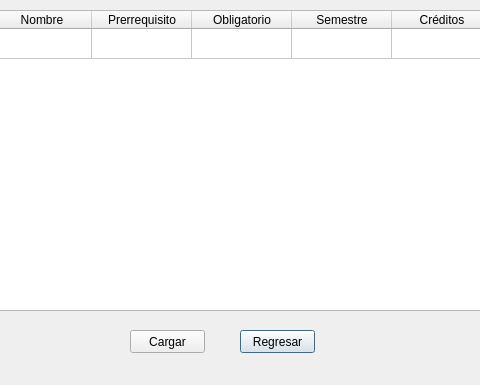
Before: the Qt Designer form listaCursos.ui in rubenralda/LFP_Practica1, drawn with Qt 5; both pictures show x 130 to 610 and y 0 to 385 of the 737 by 385 pixel window.
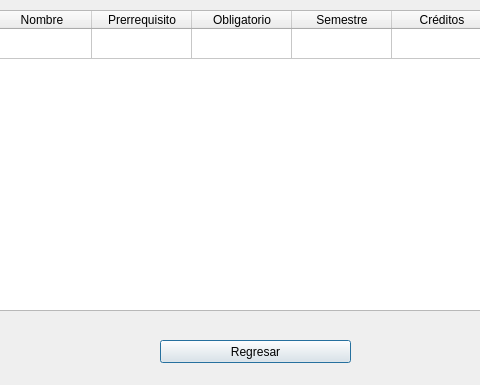
After: the same form once the commit is applied.

Diff of the .ui file:
```diff
--- a/listaCursos.ui
+++ b/listaCursos.ui
@@ -16,9 +16,9 @@
   <widget class="QPushButton" name="buttonRegresar">
    <property name="geometry">
     <rect>
-     <x>370</x>
-     <y>330</y>
-     <width>75</width>
+     <x>290</x>
+     <y>340</y>
+     <width>191</width>
      <height>23</height>
     </rect>
    </property>
@@ -81,19 +81,6 @@
     </property>
    </column>
   </widget>
-  <widget class="QPushButton" name="buttonCargar">
-   <property name="geometry">
-    <rect>
-     <x>260</x>
-     <y>330</y>
-     <width>75</width>
-     <height>23</height>
-    </rect>
-   </property>
-   <property name="text">
-    <string>Cargar</string>
-   </property>
-  </widget>
  </widget>
  <resources/>
  <connections/>
```
